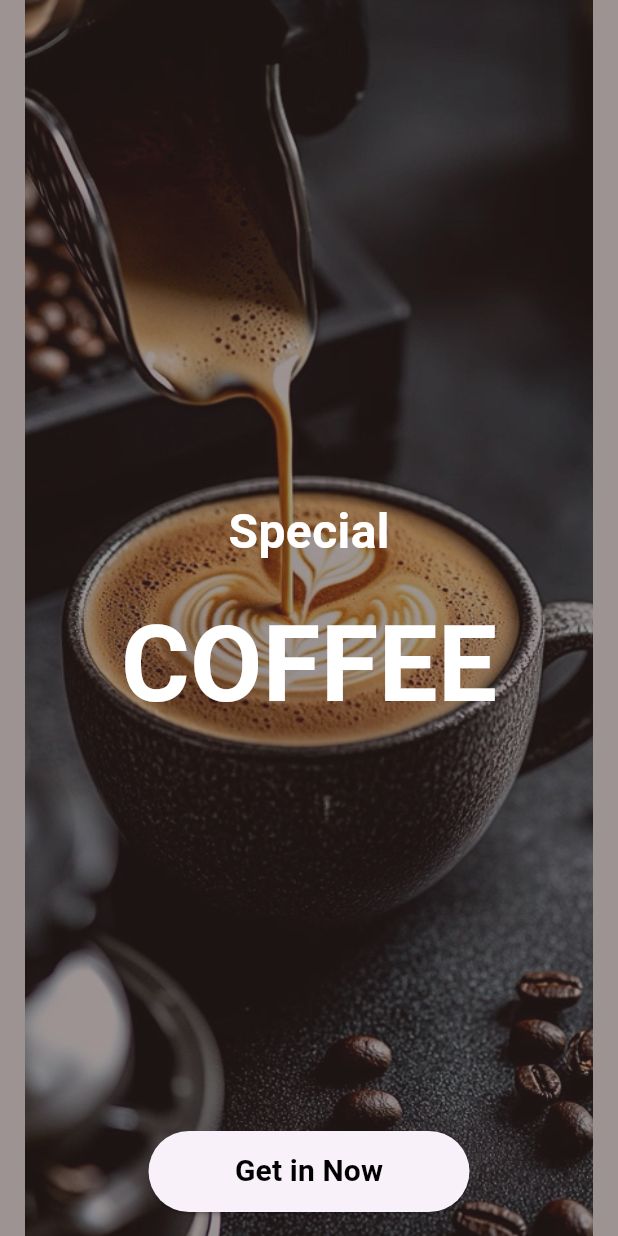
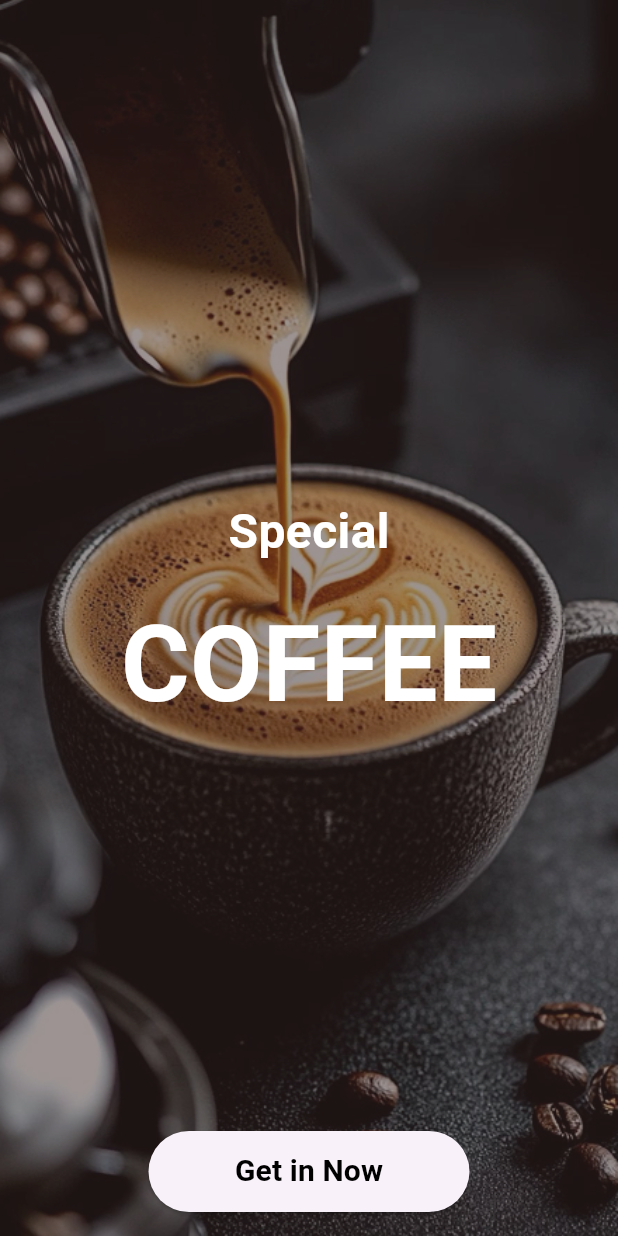
Before and after one commit to ales-dev-studio/flutter_ui_challenges, a Flutter app: the screen it shows after launch, after a tap on "Coffee App UI", on a phone screen of 412 x 824 dp. Run offline on Flutter 3.47's test engine with Material 3 defaults, Android fonts, the phone set to English and light mode, and no system bars; our stand-ins replace animate_do, carousel_slider, flutter_svg, google_fonts, salomon_bottom_bar; Roboto replaces fonts that are missing (Almarai).

Commit message:
Change the project structure

```diff
--- a/lib/main.dart
+++ b/lib/main.dart
@@ -1,5 +1,5 @@
 import 'package:flutter/material.dart';
-import 'package:flutter_ui_challenges/coffee_app/screens/splash_screen.dart';
+import 'package:flutter_ui_challenges/projects/coffee_app/screens/splash_screen.dart';
 import 'package:flutter_ui_challenges/utils/app_navigator.dart';
 import 'package:flutter_ui_challenges/utils/dimens.dart';
 import 'package:flutter_ui_challenges/widgets/bordered_container.dart';
--- a/lib/coffee_app/screens/splash_screen.dart
+++ b/lib/projects/coffee_app/screens/splash_screen.dart
@@ -1,13 +1,14 @@
 import 'package:animate_do/animate_do.dart';
 import 'package:flutter/material.dart';
 import 'package:flutter/services.dart';
-import 'package:flutter_ui_challenges/coffee_app/screens/home_screen.dart';
 import 'package:flutter_ui_challenges/utils/app_navigator.dart';
 import 'package:flutter_ui_challenges/utils/dimens.dart';
 import 'package:flutter_ui_challenges/utils/sized_context.dart';
 import 'package:flutter_ui_challenges/widgets/app_scaffold.dart';
 
-import '../../utils/gen/assets.gen.dart';
+import '../../../utils/gen/assets.gen.dart';
+import 'home_screen.dart';
+
 
 class SplashScreen extends StatefulWidget {
   const SplashScreen({super.key});
@@ -28,7 +29,7 @@ class _SplashScreenState extends State<SplashScreen> {
   @override
   void initState() {
     super.initState();
-    setFullscreen();
+     setFullscreen();
   }
 
   @override
@@ -48,7 +49,9 @@ class _SplashScreenState extends State<SplashScreen> {
           SizedBox(
             width: context.widthPx,
             height: context.heightPx,
-            child: Assets.images.coffeeApp.coffeeBg.image(),
+            child: Assets.images.coffeeApp.coffeeBg.image(
+              fit: BoxFit.fitWidth,
+            ),
           ),
           Container(
             width: context.widthPx,
--- a/lib/coffee_app/widgets/app_search_bar.dart
+++ b/lib/projects/coffee_app/widgets/app_search_bar.dart
@@ -1,7 +1,7 @@
 import 'package:flutter/material.dart';
-import '../../utils/dimens.dart';
-import '../../utils/gen/assets.gen.dart';
-import '../../widgets/app_svg_viewer.dart';
+import '../../../utils/dimens.dart';
+import '../../../utils/gen/assets.gen.dart';
+import '../../../widgets/app_svg_viewer.dart';
 import '../colors/colors.dart';
 
 class AppSearchBar extends StatelessWidget {
--- a/lib/coffee_app/widgets/coffee_types_list.dart
+++ b/lib/projects/coffee_app/widgets/coffee_types_list.dart
@@ -1,7 +1,7 @@
 import 'package:flutter/material.dart';
 
-import '../../utils/dimens.dart';
-import '../../utils/gen/assets.gen.dart';
+import '../../../utils/dimens.dart';
+import '../../../utils/gen/assets.gen.dart';
 import '../colors/colors.dart';
 
 class CoffeeTypesList extends StatelessWidget {
--- a/lib/coffee_app/widgets/home_app_bar.dart
+++ b/lib/projects/coffee_app/widgets/home_app_bar.dart
@@ -1,10 +1,10 @@
 import 'package:flutter/material.dart';
+import '../../../utils/dimens.dart';
+import '../../../utils/gen/assets.gen.dart';
 import '../colors/colors.dart';
 import 'package:flutter_ui_challenges/widgets/app_bordered_icon_button.dart';
 import 'package:flutter_ui_challenges/widgets/user_profile_image_widget.dart';
 
-import '../../utils/dimens.dart';
-import '../../utils/gen/assets.gen.dart';
 import 'app_search_bar.dart';
 
 class HomeAppBar extends StatelessWidget implements PreferredSizeWidget {
--- a/lib/coffee_app/widgets/rate_widget.dart
+++ b/lib/projects/coffee_app/widgets/rate_widget.dart
@@ -1,8 +1,8 @@
 import 'package:flutter/material.dart';
 
-import '../../utils/dimens.dart';
-import '../../utils/gen/assets.gen.dart';
-import '../../widgets/app_svg_viewer.dart';
+import '../../../utils/dimens.dart';
+import '../../../utils/gen/assets.gen.dart';
+import '../../../widgets/app_svg_viewer.dart';
 import '../colors/colors.dart';
 
 class RateWidget extends StatelessWidget {
--- a/lib/coffee_app/widgets/tabs/home_tab.dart
+++ b/lib/projects/coffee_app/widgets/tabs/home_tab.dart
@@ -1,13 +1,13 @@
 import 'package:animate_do/animate_do.dart';
 import 'package:flutter/material.dart';
-import 'package:flutter_ui_challenges/coffee_app/widgets/coffee_types_list.dart';
-import 'package:flutter_ui_challenges/coffee_app/widgets/home_app_bar.dart';
-import 'package:flutter_ui_challenges/coffee_app/widgets/title_widget.dart';
 import 'package:flutter_ui_challenges/utils/dimens.dart';
 import 'package:flutter_ui_challenges/widgets/app_scaffold.dart';
 
 import '../categories_widget.dart';
+import '../coffee_types_list.dart';
+import '../home_app_bar.dart';
 import '../products_list.dart';
+import '../title_widget.dart';
 
 class HomeTab extends StatelessWidget {
   const HomeTab({super.key});
--- a/lib/coffee_app/widgets/title_widget.dart
+++ b/lib/projects/coffee_app/widgets/title_widget.dart
@@ -1,8 +1,8 @@
 import 'package:flutter/material.dart';
 
-import '../../utils/dimens.dart';
-import '../../utils/gen/assets.gen.dart';
-import '../../widgets/app_text_button.dart';
+import '../../../utils/dimens.dart';
+import '../../../utils/gen/assets.gen.dart';
+import '../../../widgets/app_text_button.dart';
 import '../colors/colors.dart';
 
 class TitleWidget extends StatelessWidget {
```
Also changed, not shown: lib/projects/coffee_app/screens/home_screen.dart (renamed from lib/coffee_app/screens/home_screen.dart, +7 -6 lines), lib/projects/coffee_app/widgets/coffee_app_list_tile.dart (renamed from lib/coffee_app/widgets/coffee_app_list_tile.dart, +4 -3 lines), lib/projects/coffee_app/widgets/products_list.dart (renamed from lib/coffee_app/widgets/products_list.dart, +4 -4 lines), lib/projects/coffee_app/widgets/tabs/favorites_tab.dart (renamed from lib/coffee_app/widgets/tabs/favorites_tab.dart, +5 -5 lines), lib/projects/coffee_app/widgets/tabs/profile_tab.dart (renamed from lib/coffee_app/widgets/tabs/profile_tab.dart, +6 -6 lines), lib/projects/coffee_app/colors/colors.dart (renamed from lib/coffee_app/colors/colors.dart), lib/projects/coffee_app/widgets/categories_widget.dart (renamed from lib/coffee_app/widgets/categories_widget.dart).
